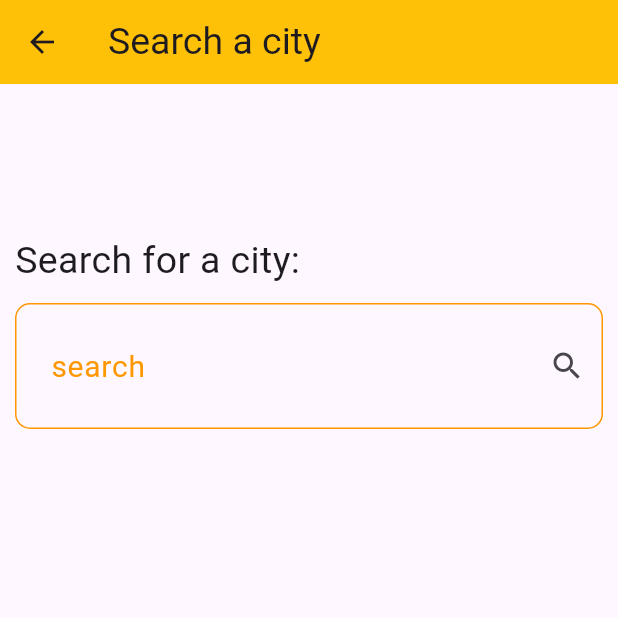
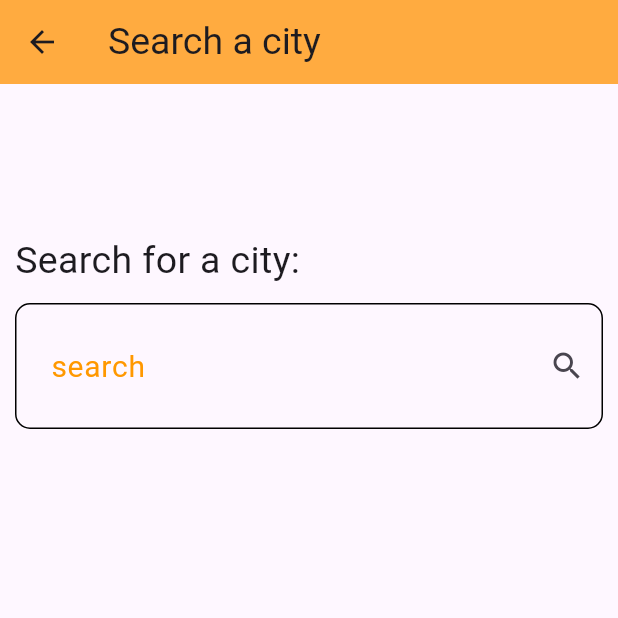
Before and after one commit to Alaanaser714/Weather-App, a Flutter app: the screen it shows after launch, after a tap on the "search" icon, on a phone screen of 412 x 824 dp, the top half of it. Run offline on Flutter 3.47's test engine with Material 3 defaults, Android fonts, the phone set to English and light mode, and no system bars.

```diff
--- a/lib/main.dart
+++ b/lib/main.dart
@@ -12,9 +12,13 @@ class MyApp extends StatelessWidget {
   // This widget is the root of your application.
   @override
   Widget build(BuildContext context) {
-    return const MaterialApp(
+    return MaterialApp(
+      theme: ThemeData(
+          appBarTheme: const AppBarTheme(
+        backgroundColor: Colors.orangeAccent,
+      )),
       debugShowCheckedModeBanner: false,
-      home: HomeScreen(),
+      home: const HomeScreen(),
     );
   }
 }
--- a/lib/view/screens/home_screen.dart
+++ b/lib/view/screens/home_screen.dart
@@ -11,7 +11,6 @@ class HomeScreen extends StatelessWidget {
   Widget build(BuildContext context) {
     return Scaffold(
       appBar: AppBar(
-        backgroundColor: Colors.amber,
         title: const Text(
           'Weather App',
           style: TextStyle(
--- a/lib/view/screens/search_screen.dart
+++ b/lib/view/screens/search_screen.dart
@@ -1,4 +1,4 @@
-// ignore_for_file: prefer_const_constructors
+import 'dart:developer';
 
 import 'package:flutter/material.dart';
 
@@ -9,7 +9,6 @@ class SearchScreen extends StatelessWidget {
   Widget build(BuildContext context) {
     return Scaffold(
         appBar: AppBar(
-          backgroundColor: Colors.amber,
           title: const Text(
             "Search a city",
             style: TextStyle(
@@ -24,27 +23,30 @@ class SearchScreen extends StatelessWidget {
           child: Column(
             crossAxisAlignment: CrossAxisAlignment.start,
             children: [
-              SizedBox(
+              const SizedBox(
                 height: 100,
               ),
-              Text(
+              const Text(
                 "Search for a city:",
                 style: TextStyle(
                   fontSize: 25,
                   fontWeight: FontWeight.w400,
                 ),
               ),
-              SizedBox(
+              const SizedBox(
                 height: 10,
               ),
               TextField(
+                onSubmitted: (value) {
+                  log(value);
+                },
                 decoration: InputDecoration(
-                  contentPadding: EdgeInsets.symmetric(
+                  contentPadding: const EdgeInsets.symmetric(
                     horizontal: 20,
                     vertical: 30,
                   ),
-                  suffixIcon: Icon(Icons.search),
-                  label: Text(
+                  suffixIcon: const Icon(Icons.search),
+                  label: const Text(
                     "search",
                     style: TextStyle(
                       fontSize: 20,
@@ -54,17 +56,11 @@ class SearchScreen extends StatelessWidget {
                   hintText: "Enter city name",
                   focusedBorder: OutlineInputBorder(
                     borderRadius: BorderRadius.circular(10),
-                    borderSide: BorderSide(
+                    borderSide: const BorderSide(
                       color: Colors.orange,
                     ),
                   ),
                   enabledBorder: OutlineInputBorder(
-                    borderSide: BorderSide(
-                      color: Colors.orange,
-                    ),
-                    borderRadius: BorderRadius.circular(10),
-                  ),
-                  border: OutlineInputBorder(
                     borderRadius: BorderRadius.circular(10),
                   ),
                 ),
```
Also changed, not shown: lib/models/weather_model.dart (added, +28 -0 lines).
